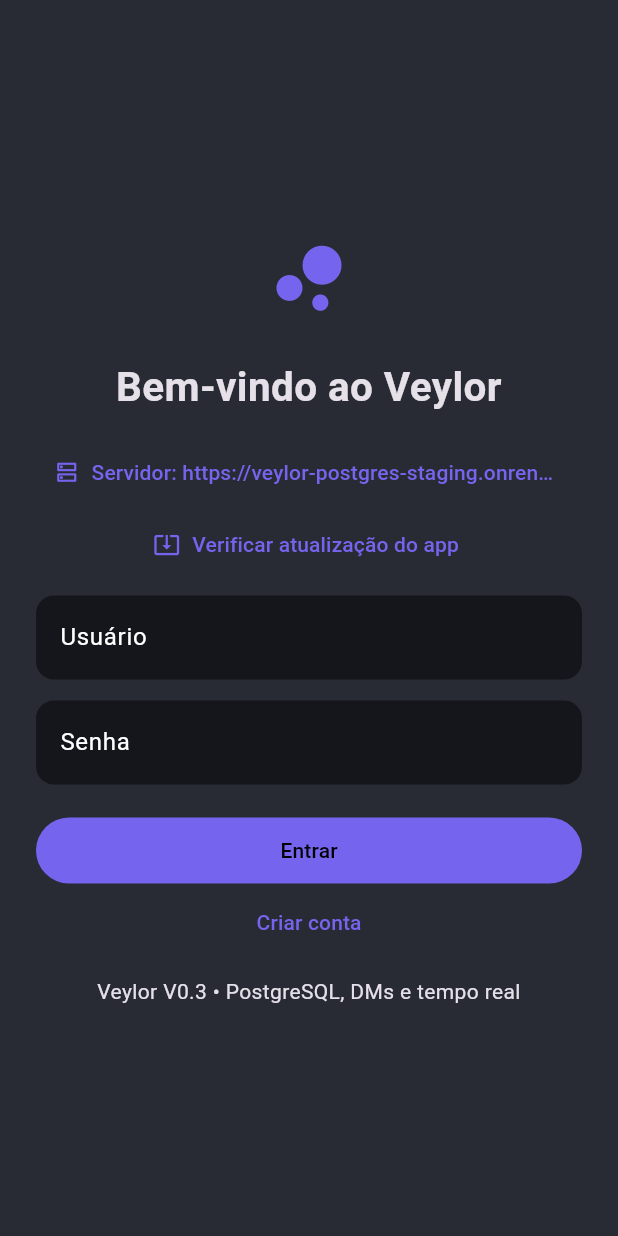
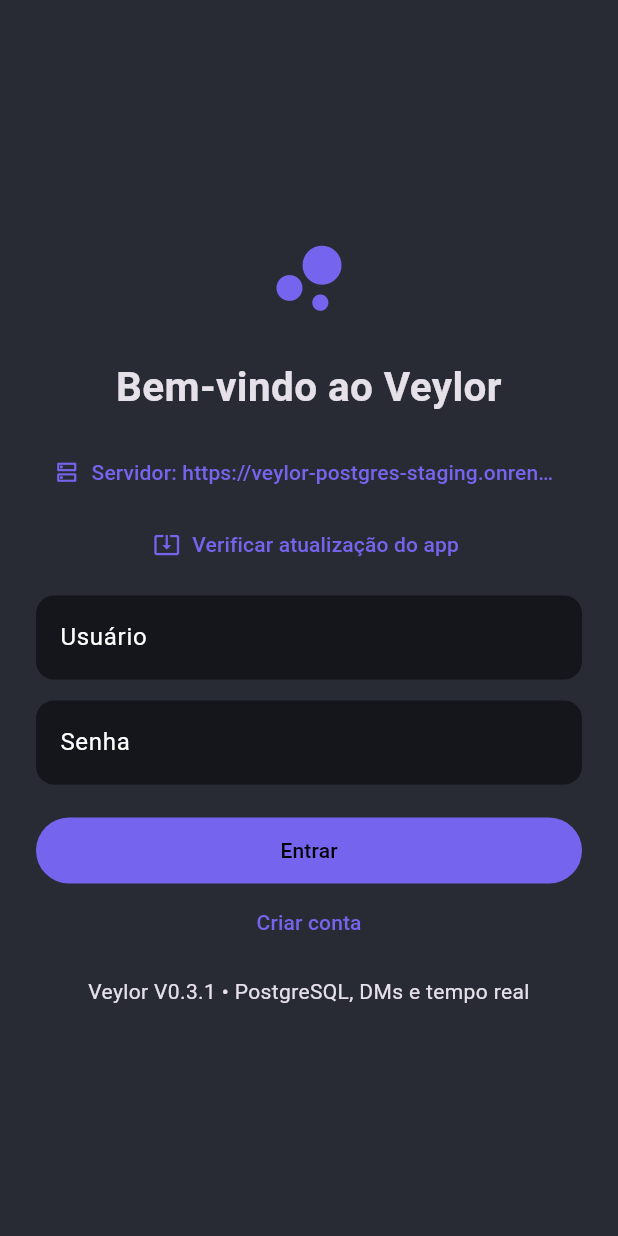
Before and after one commit to Night0231-creator/discord2, a Flutter app: the screen it shows after launch, on a phone screen of 412 x 824 dp. Run offline on Flutter 3.47's test engine with Material 3 defaults, Android fonts, the phone set to English and light mode, and no system bars; our stand-ins replace flutter_secure_storage, package_info_plus; network calls fail.

Commit message:
ui: label desktop and Android build as Veylor V0.3.1

```diff
--- a/apps/client/lib/main.dart
+++ b/apps/client/lib/main.dart
@@ -431,7 +431,7 @@
       ListTile(leading:const Icon(Icons.groups_2_outlined),title:const Text('Membros'),onTap:manageMembers),
       Container(color:sidebar,child:ListTile(
         leading:const CircleAvatar(backgroundColor:accent,child:Icon(Icons.person)),
-        title:Text(nick??'Conta'),subtitle:Text(realtime?'V0.3 • Online':'V0.3 • Reconectando'),
+        title:Text(nick??'Conta'),subtitle:Text(realtime?'V0.3.1 • Online':'V0.3.1 • Reconectando'),
         trailing:IconButton(tooltip:'Sair',icon:const Icon(Icons.logout),onPressed:() async {
           polling?.cancel();retrySocket?.cancel();
           try{await api.request('POST','/api/logout');}catch(_){}
@@ -513,7 +513,7 @@
         if(error!=null)Text(error!,textAlign:TextAlign.center,
           style:const TextStyle(color:Colors.orangeAccent)),
         const SizedBox(height:12),
-        const Text('Veylor V0.3 • PostgreSQL, DMs e tempo real',textAlign:TextAlign.center)
+        const Text('Veylor V0.3.1 • PostgreSQL, DMs e tempo real',textAlign:TextAlign.center)
       ]))));
   @override
   Widget build(BuildContext context){
```
